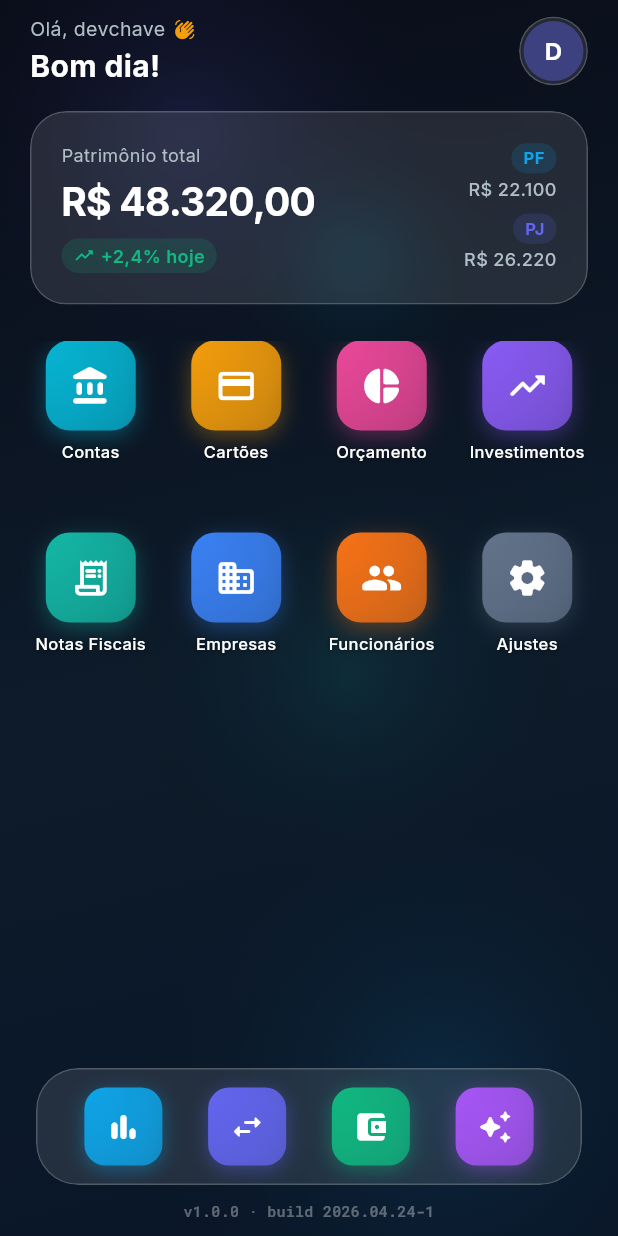
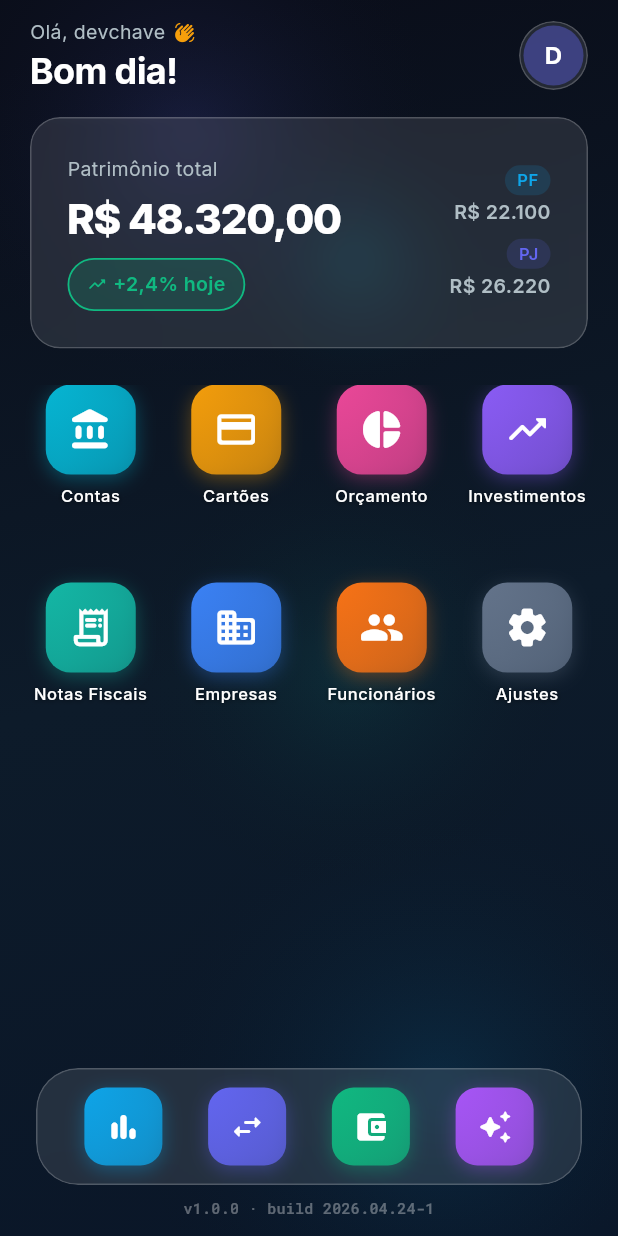
Before and after one commit to devchave/MaestroFinancas, a Flutter app: the HomeScreen screen opened by its route, on a phone screen of 412 x 824 dp. Run offline on Flutter 3.47's test engine with Material 3 defaults, Android fonts, the phone set to English and light mode, and no system bars; drawn by our look-alikes of flutter_animate; our stand-ins replace go_router, google_fonts.

Commit message:
Refactor HomeScreen to use design system
- All hard-coded paddings/radii replaced with AppSpacing/AppRadius
- All text styles replaced with AppTypo
- AppCard replaces bespoke GlassContainer usages
- AppIconBadge replaces hand-rolled gradient icon boxes
- StatusChip replaces '+2,4% hoje' custom chip
- Greeting adapts to time of day (Bom dia/tarde/noite + moon at night)
- File: 424 -> 320 lines

https://claude.ai/code/session_011YfDwKA5sEXCSYcbTsZePf

```diff
--- a/app/lib/screens/home/home_screen.dart
+++ b/app/lib/screens/home/home_screen.dart
@@ -1,11 +1,13 @@
 import 'package:flutter/material.dart';
 import 'package:flutter_animate/flutter_animate.dart';
 import 'package:go_router/go_router.dart';
-import 'package:google_fonts/google_fonts.dart';
 import '../../models/app_tool.dart';
 import '../../theme/app_colors.dart';
+import '../../theme/app_radius.dart';
+import '../../theme/app_spacing.dart';
+import '../../theme/app_typography.dart';
 import '../../widgets/animated_background.dart';
-import '../../widgets/glass_container.dart';
+import '../../widgets/app_ui.dart';
 import '../../widgets/version_badge.dart';
 
 class HomeScreen extends StatefulWidget {
@@ -19,7 +21,6 @@ class _HomeScreenState extends State<HomeScreen> {
   int _currentPage = 0;
   final _pageController = PageController();
 
-  // Divide tools into pages of 8 (2 rows × 4 cols), last page has rest
   List<List<AppTool>> get _pages {
     final list = appTools
         .where((t) => !dockTools.any((d) => d.id == t.id))
@@ -44,18 +45,19 @@ class _HomeScreenState extends State<HomeScreen> {
         child: SafeArea(
           child: Column(
             children: [
-              const SizedBox(height: 10),
+              const SizedBox(height: AppSpacing.smd),
               _GreetingBar().animate().fadeIn(delay: 200.ms),
+              Padding(
+                padding: const EdgeInsets.fromLTRB(
+                  AppSpacing.screen, AppSpacing.md, AppSpacing.screen, 0),
+                child: _BalanceCard()
+                    .animate()
+                    .fadeIn(delay: 300.ms)
+                    .slideY(begin: 0.2, end: 0),
+              ),
+              const SizedBox(height: AppSpacing.lg),
 
-              // Saldo card
-              Padding(
-                padding: const EdgeInsets.fromLTRB(20, 16, 20, 0),
-                child: _BalanceCard().animate().fadeIn(delay: 300.ms).slideY(begin: 0.2, end: 0),
-              ),
-
-              const SizedBox(height: 24),
-
-              // Apps grid (paginado)
+              // Grid paginado
               Expanded(
                 child: PageView.builder(
                   controller: _pageController,
@@ -63,14 +65,15 @@ class _HomeScreenState extends State<HomeScreen> {
                   itemCount: _pages.length,
                   itemBuilder: (context, pageIndex) {
                     return Padding(
-                      padding: const EdgeInsets.symmetric(horizontal: 20),
+                      padding: const EdgeInsets.symmetric(
+                          horizontal: AppSpacing.screen),
                       child: GridView.builder(
                         physics: const NeverScrollableScrollPhysics(),
                         gridDelegate:
                             const SliverGridDelegateWithFixedCrossAxisCount(
                           crossAxisCount: 4,
-                          crossAxisSpacing: 16,
-                          mainAxisSpacing: 20,
+                          crossAxisSpacing: AppSpacing.md,
+                          mainAxisSpacing: AppSpacing.lg,
                           childAspectRatio: 0.75,
                         ),
                         itemCount: _pages[pageIndex].length,
@@ -79,11 +82,12 @@ class _HomeScreenState extends State<HomeScreen> {
                           return _AppIcon(tool: tool)
                               .animate()
                               .fadeIn(
-                                delay: Duration(milliseconds: 100 + i * 60),
-                              )
+                                  delay: Duration(
+                                      milliseconds: 100 + i * 60))
                               .scale(
                                 begin: const Offset(0.8, 0.8),
-                                delay: Duration(milliseconds: 100 + i * 60),
+                                delay: Duration(
+                                    milliseconds: 100 + i * 60),
                                 duration: 300.ms,
                                 curve: Curves.easeOutBack,
                               );
@@ -94,7 +98,7 @@ class _HomeScreenState extends State<HomeScreen> {
                 ),
               ),
 
-              // Page indicator
+              // Indicador de página
               if (_pages.length > 1)
                 Row(
                   mainAxisAlignment: MainAxisAlignment.center,
@@ -109,20 +113,18 @@ class _HomeScreenState extends State<HomeScreen> {
                         color: _currentPage == i
                             ? AppColors.accent1
                             : AppColors.glassBorder,
-                        borderRadius: BorderRadius.circular(3),
+                        borderRadius:
+                            BorderRadius.circular(AppRadius.xs),
                       ),
                     ),
                   ),
                 ),
 
-              const SizedBox(height: 12),
-
-              // Dock
+              const SizedBox(height: AppSpacing.smd),
               _Dock(),
-
-              const SizedBox(height: 10),
+              const SizedBox(height: AppSpacing.sm),
               const VersionBadge(),
-              const SizedBox(height: 10),
+              const SizedBox(height: AppSpacing.smd),
             ],
           ),
         ),
@@ -131,55 +133,56 @@ class _HomeScreenState extends State<HomeScreen> {
   }
 }
 
+// ─── Greeting ─────────────────────────────────────────────────────────────────
+
 class _GreetingBar extends StatelessWidget {
   @override
   Widget build(BuildContext context) {
+    final hour = DateTime.now().hour;
+    final greeting = hour < 12
+        ? 'Bom dia!'
+        : (hour < 18 ? 'Boa tarde!' : 'Boa noite!');
+
     return Padding(
-      padding: const EdgeInsets.symmetric(horizontal: 20),
+      padding:
+          const EdgeInsets.symmetric(horizontal: AppSpacing.screen),
       child: Row(
         children: [
-          Column(
+          Expanded(
+            child: Column(
               crossAxisAlignment: CrossAxisAlignment.start,
               children: [
                 Row(
                   children: [
-                  Text(
-                    'Olá, devchave',
-                    style: GoogleFonts.inter(
-                      color: AppColors.textSecondary,
-                      fontSize: 13,
-                    ),
-                  ),
+                    Text('Olá, devchave',
+                        style: AppTypo.bodySmall),
                     const SizedBox(width: 6),
-                  const Icon(
-                    Icons.waving_hand_rounded,
-                    color: Color(0xFFF59E0B),
+                    Icon(
+                      AppColors.isNight
+                          ? Icons.nights_stay_rounded
+                          : Icons.waving_hand_rounded,
+                      color: AppColors.isNight
+                          ? AppColors.accent3
+                          : const Color(0xFFF59E0B),
                       size: 14,
                     ),
                   ],
                 ),
-              Text(
-                'Bom dia!',
-                style: GoogleFonts.inter(
-                  color: Colors.white,
-                  fontSize: 20,
-                  fontWeight: FontWeight.w700,
+                const SizedBox(height: 2),
+                Text(greeting, style: AppTypo.headline),
+              ],
             ),
           ),
-            ],
-          ),
-          const Spacer(),
-          GlassContainer(
-            borderRadius: 50,
+          AppCard(
             padding: const EdgeInsets.all(2),
+            radius: AppRadius.pill,
             child: CircleAvatar(
               radius: 20,
-              backgroundColor: AppColors.accent3.withValues(alpha: 0.4),
-              child: const Text(
-                'D',
-                style: TextStyle(
-                    color: Colors.white, fontWeight: FontWeight.w700),
-              ),
+              backgroundColor:
+                  AppColors.accent3.withValues(alpha: 0.4),
+              child: Text('D',
+                  style: AppTypo.titleSmall
+                      .copyWith(color: Colors.white)),
             ),
           ),
         ],
@@ -188,60 +191,28 @@ class _GreetingBar extends StatelessWidget {
   }
 }
 
+// ─── Balance card ─────────────────────────────────────────────────────────────
+
 class _BalanceCard extends StatelessWidget {
   @override
   Widget build(BuildContext context) {
-    return GlassContainer(
-      padding: const EdgeInsets.all(20),
-      borderRadius: 24,
+    return AppCard(
+      padding: const EdgeInsets.all(AppSpacing.lg),
+      radius: AppRadius.xl,
       child: Row(
         children: [
           Expanded(
             child: Column(
               crossAxisAlignment: CrossAxisAlignment.start,
               children: [
-                Text(
-                  'Patrimônio total',
-                  style: GoogleFonts.inter(
-                      color: AppColors.textSecondary, fontSize: 12),
-                ),
+                Text('Patrimônio total', style: AppTypo.bodySmall),
                 const SizedBox(height: 4),
-                Text(
-                  'R\$ 48.320,00',
-                  style: GoogleFonts.inter(
-                    color: Colors.white,
-                    fontSize: 26,
-                    fontWeight: FontWeight.w700,
-                    letterSpacing: -0.5,
-                  ),
-                ),
+                Text('R\$ 48.320,00', style: AppTypo.numberLarge),
                 const SizedBox(height: 6),
-                Row(
-                  children: [
-                    Container(
-                      padding: const EdgeInsets.symmetric(
-                          horizontal: 8, vertical: 3),
-                      decoration: BoxDecoration(
-                        color: AppColors.positive.withValues(alpha: 0.15),
-                        borderRadius: BorderRadius.circular(20),
-                      ),
-                      child: Row(
-                        mainAxisSize: MainAxisSize.min,
-                        children: [
-                          const Icon(Icons.trending_up_rounded,
-                              color: AppColors.positive, size: 14),
-                          const SizedBox(width: 4),
-                          Text(
-                            '+2,4% hoje',
-                            style: GoogleFonts.inter(
+                StatusChip(
+                  label: '+2,4% hoje',
                   color: AppColors.positive,
-                                fontSize: 12,
-                                fontWeight: FontWeight.w600),
-                          ),
-                        ],
-                      ),
-                    ),
-                  ],
+                  icon: Icons.trending_up_rounded,
                 ),
               ],
             ),
@@ -271,26 +242,24 @@ class _MiniStat extends StatelessWidget {
         crossAxisAlignment: CrossAxisAlignment.end,
         children: [
           Container(
-            padding: const EdgeInsets.symmetric(horizontal: 8, vertical: 2),
+            padding: const EdgeInsets.symmetric(
+                horizontal: AppSpacing.sm, vertical: 2),
             decoration: BoxDecoration(
               color: color.withValues(alpha: 0.15),
-              borderRadius: BorderRadius.circular(20),
+              borderRadius: BorderRadius.circular(AppRadius.pill),
             ),
             child: Text(label,
-                style: GoogleFonts.inter(
-                    color: color,
-                    fontSize: 11,
-                    fontWeight: FontWeight.w700)),
+                style: AppTypo.labelSmall.copyWith(color: color)),
           ),
           const SizedBox(height: 2),
           Text(value,
-              style: GoogleFonts.inter(
-                  color: AppColors.textSecondary,
-                  fontSize: 12,
-                  fontWeight: FontWeight.w500)),
+              style: AppTypo.bodySmall.copyWith(
+                  fontWeight: FontWeight.w600)),
         ],
       );
 }
+
+// ─── App icon (tile in the grid) ──────────────────────────────────────────────
 
 class _AppIcon extends StatelessWidget {
   final AppTool tool;
@@ -303,41 +272,20 @@ class _AppIcon extends StatelessWidget {
       child: Column(
         mainAxisSize: MainAxisSize.min,
         children: [
-          Container(
-            width: 60,
-            height: 60,
-            decoration: BoxDecoration(
-              gradient: LinearGradient(
-                colors: [
-                  tool.color,
-                  tool.color.withValues(alpha: 0.7),
-                ],
-                begin: Alignment.topLeft,
-                end: Alignment.bottomRight,
-              ),
-              borderRadius: BorderRadius.circular(16),
-              boxShadow: [
-                BoxShadow(
-                  color: tool.color.withValues(alpha: 0.35),
-                  blurRadius: 12,
-                  offset: const Offset(0, 4),
-                ),
-              ],
-            ),
-            child: Icon(tool.icon, color: Colors.white, size: 28),
-          ),
-          const SizedBox(height: 6),
+          AppIconBadge(
+              icon: tool.icon, color: tool.color, size: 60),
+          const SizedBox(height: AppSpacing.sm - 2),
           Text(
             tool.name,
             textAlign: TextAlign.center,
             maxLines: 2,
             overflow: TextOverflow.ellipsis,
-            style: GoogleFonts.inter(
+            style: AppTypo.labelSmall.copyWith(
               color: Colors.white,
               fontSize: 11,
               fontWeight: FontWeight.w500,
-              shadows: [
-                const Shadow(
+              shadows: const [
+                Shadow(
                   color: Colors.black54,
                   blurRadius: 4,
                   offset: Offset(0, 1),
@@ -351,42 +299,28 @@ class _AppIcon extends StatelessWidget {
   }
 }
 
+// ─── Dock ─────────────────────────────────────────────────────────────────────
+
 class _Dock extends StatelessWidget {
   @override
   Widget build(BuildContext context) {
     return Padding(
-      padding: const EdgeInsets.symmetric(horizontal: 24),
-      child: GlassContainer(
-        padding: const EdgeInsets.symmetric(horizontal: 16, vertical: 12),
-        borderRadius: 28,
-        blur: 20,
+      padding:
+          const EdgeInsets.symmetric(horizontal: AppSpacing.lg),
+      child: AppCard(
+        padding: const EdgeInsets.symmetric(
+            horizontal: AppSpacing.md, vertical: AppSpacing.smd),
+        radius: AppRadius.xxl,
         child: Row(
           mainAxisAlignment: MainAxisAlignment.spaceAround,
           children: dockTools
               .map((tool) => GestureDetector(
                     onTap: () => context.go(tool.route),
-                    child: Container(
-                      width: 52,
-                      height: 52,
-                      decoration: BoxDecoration(
-                        gradient: LinearGradient(
-                          colors: [
-                            tool.color,
-                            tool.color.withValues(alpha: 0.7),
-                          ],
-                          begin: Alignment.topLeft,
-                          end: Alignment.bottomRight,
-                        ),
-                        borderRadius: BorderRadius.circular(14),
-                        boxShadow: [
-                          BoxShadow(
-                            color: tool.color.withValues(alpha: 0.4),
-                            blurRadius: 10,
-                            offset: const Offset(0, 3),
-                          ),
-                        ],
-                      ),
-                      child: Icon(tool.icon, color: Colors.white, size: 24),
+                    child: AppIconBadge(
+                      icon: tool.icon,
+                      color: tool.color,
+                      size: 52,
+                      iconSize: 24,
                     ),
                   ))
               .toList(),
```
Lines whose indentation alone changed are shown as unchanged.
